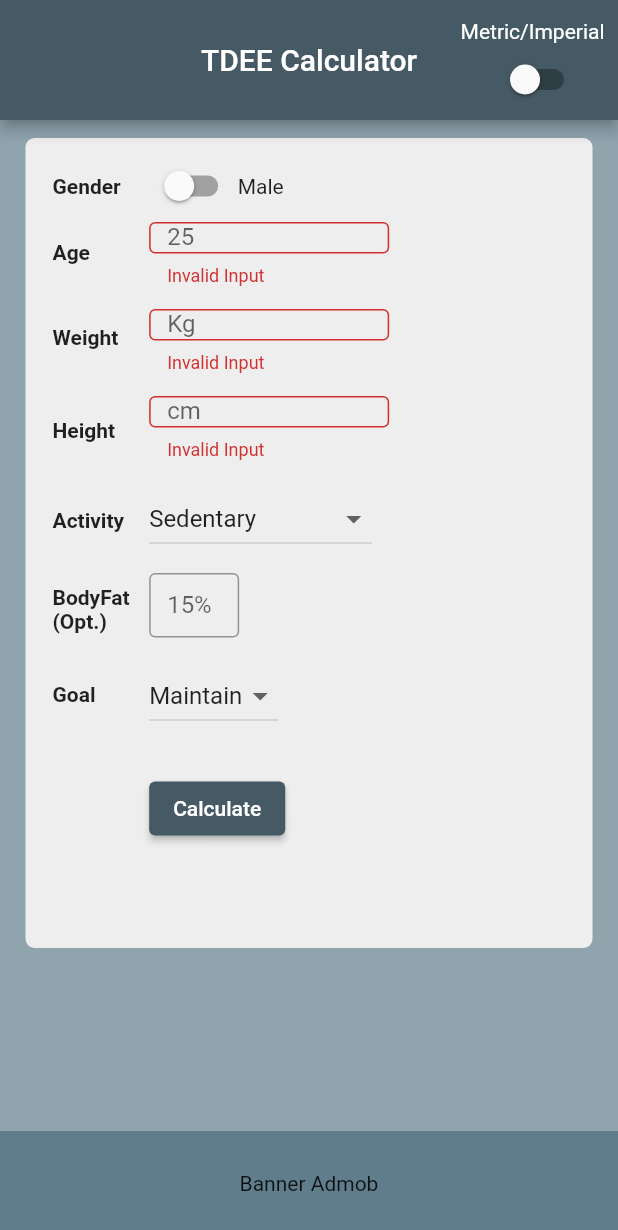
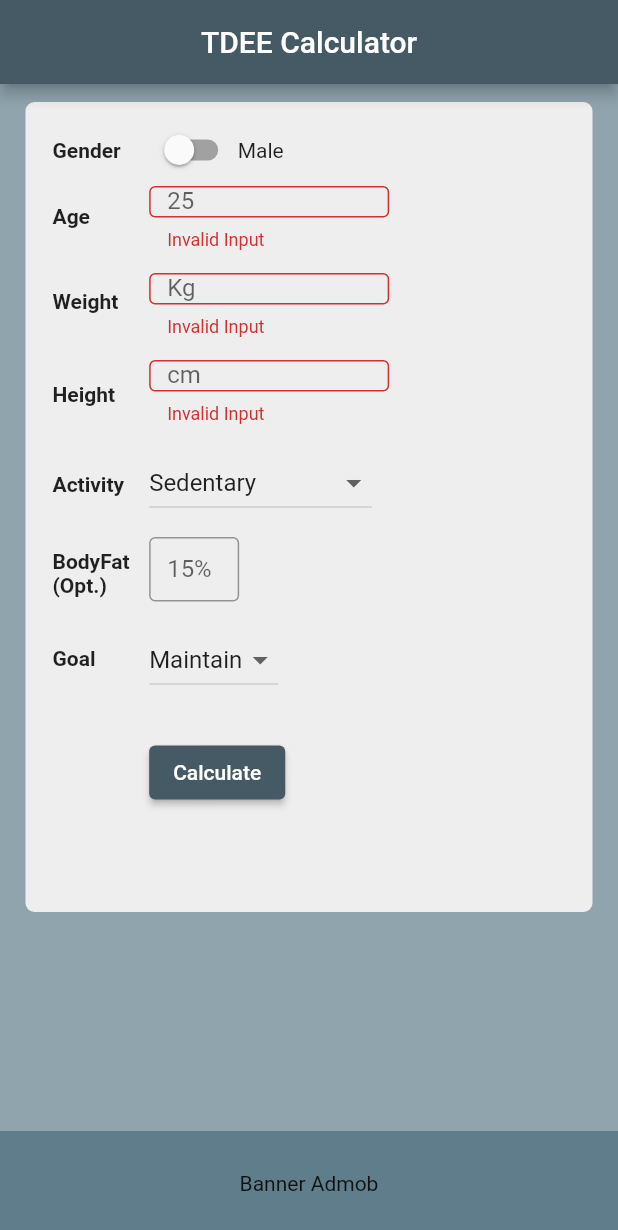
Before and after one commit to grcjariten/kilokallo, a Flutter app: the screen it shows after launch, after a tap on "Calculate", on a phone screen of 412 x 824 dp. Shown: the top 1230 px of the screen. Run offline on Flutter 3.47's test engine with Material 2 defaults, Android fonts, the phone set to English and light mode, and no system bars.

```diff
--- a/lib/main.dart
+++ b/lib/main.dart
@@ -29,12 +29,11 @@ class _MainPageState extends State<MainPage> {
   String? selectedActivity = "Sedentary";
   String? selectedGoal = "Maintain";
   final formKey = GlobalKey<FormState>();
-  bool imperial = false;
   bool female = false;
   int ageValue = 25;
   int weightValue = 70;
   int heightValue = 170;
-  int bodyfatValue = 20;
+  int? bodyfatValue;
 
   List<DropdownMenuItem<String>> activities = const [
     DropdownMenuItem(value: "Sedentary", child: Text("Sedentary")),
@@ -57,12 +56,9 @@ class _MainPageState extends State<MainPage> {
       backgroundColor: Colors.blueGrey[300],
       appBar: AppBar(
         backgroundColor: Colors.blueGrey[700],
-        toolbarHeight: 80,
         title: const Text("TDEE Calculator"),
         centerTitle: true,
-        actions: [
-          metricImperial(),
-        ],
+
       ),
       body: Padding(
         padding: const EdgeInsets.fromLTRB(17, 12, 17, 0),
@@ -115,11 +111,11 @@ class _MainPageState extends State<MainPage> {
                                   : const Text("Male")
                             ],
                           ),
-                          numberBox(160, "25", ageValue, 5, 100, false),
-                          numberBox(160, "Kg", weightValue, 35, 250, false),
-                          numberBox(160, "cm", heightValue, 100, 220, false),
+                          numberBox(160, "25", "age", 5, 100, false),
+                          numberBox(160, "Kg", "weight", 35, 250, false),
+                          numberBox(160, "cm", "height", 100, 220, false),
                           dropdownBox(activities, selectedActivity),
-                          numberBox(60, "15%", bodyfatValue, 3, 50, true),
+                          numberBox(60, "15%", "bodyfat", 3, 50, true),
                           dropdownBox(goals, selectedGoal),
                           calculateButton(formKey)
                         ],
@@ -140,23 +136,6 @@ class _MainPageState extends State<MainPage> {
     );
   }
 
-  Column metricImperial() {
-    return Column(children: [
-      const Padding(
-        padding: EdgeInsets.fromLTRB(0.0, 13.0, 9, 0),
-        child: Text("Metric/Imperial"),
-      ),
-      Switch(
-        value: imperial,
-        onChanged: (value) {
-          setState(() {
-            imperial==false ? imperial=true : imperial=false;
-          });
-        },
-      )
-    ]);
-  }
-
   Padding fieldText(String text, double padding) {
     return Padding(
       padding: EdgeInsets.fromLTRB(0, padding, 0, padding),
@@ -167,7 +146,7 @@ class _MainPageState extends State<MainPage> {
     );
   }
 
-  Padding numberBox(double width, String labelText, int result, int minInput, int maxInput, bool optional) {
+  Padding numberBox(double width, String labelText, String type, int minInput, int maxInput, bool optional) {
 
     String? numberValidator(String? value) {
       if(value==null) {
@@ -181,7 +160,17 @@ class _MainPageState extends State<MainPage> {
           }
           return "Invalid Input";
         }
-      result = int.parse(value);
+        switch(type) {
+          case "age": ageValue = int.parse(value);
+          break;
+          case "weight": weightValue = int.parse(value);
+          break;
+          case "height": heightValue = int.parse(value);
+          break;
+          case "bodyfat": bodyfatValue = int.parse(value);
+          break;
+        }
+
       return null;
     }
 
@@ -234,13 +223,51 @@ class _MainPageState extends State<MainPage> {
   }
 
   Padding calculateButton(GlobalKey<FormState> key) {
+
+    double genderIndex = female == true ? 655 : 66;
+    double weightIndex = female == true ? 9.6 : 13.7;
+    double heightIndex = female == true ? 1.8 : 5;
+    double ageIndex = female == true ? 4.7 : 6.8;
+
+    double activityIndex() {
+
+      switch(selectedActivity) {
+      case "Sedentary" : return 1.2;
+      case "Light" : return 1.375;
+      case "Moderate" : return 1.55;
+      case "High" : return 1.725;
+      case "Elite" : return 1.9;
+    }
+      return 1.2;
+    }
+
+    double goalTdee(double tdee) {
+      if(selectedGoal=="Lose") {
+        return tdee - (tdee * 0.2);
+      } else if(selectedGoal=="Gain") {
+        return tdee + 200;
+      } else {
+        return tdee;
+      }
+    }
+
+
     return Padding(
       padding: const EdgeInsets.only(top: 15),
       child: ElevatedButton(
           style: ElevatedButton.styleFrom(primary: Colors.blueGrey[700]),
           onPressed: () {
+            double bmr;
             if (key.currentState!.validate()) {
-              //TODO: Inserire calcolo
+
+              bodyfatValue != null ? bmr = genderIndex + (weightIndex * weightValue) + (heightIndex * heightValue) - (ageIndex * ageValue)
+              : bmr= 370 + (21.6 * 62.4);
+              double tdee = bmr * activityIndex();
+              double finalTdee = goalTdee(tdee);
+              print("BMR is $bmr");
+              print("TDEE is $tdee");
+              print("goal TDEE is $finalTdee");
+              bodyfatValue = null;
             }
           },
           child: const Text("Calculate")),
```
